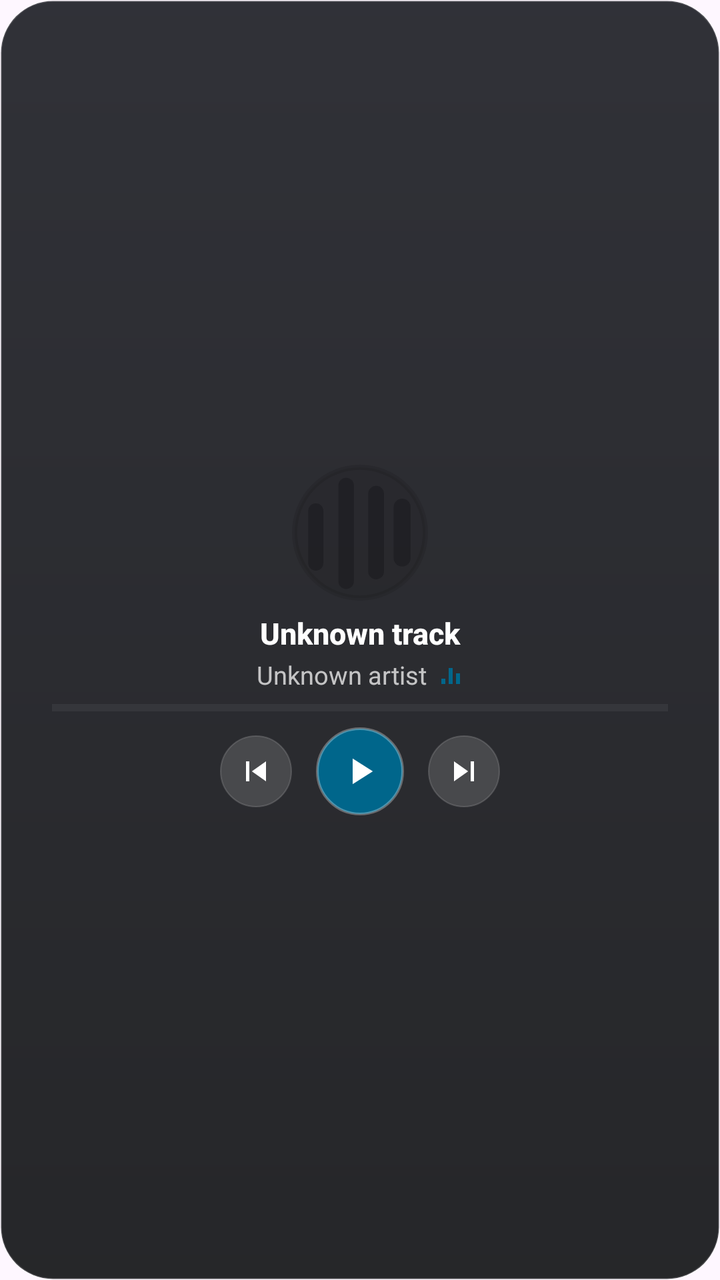
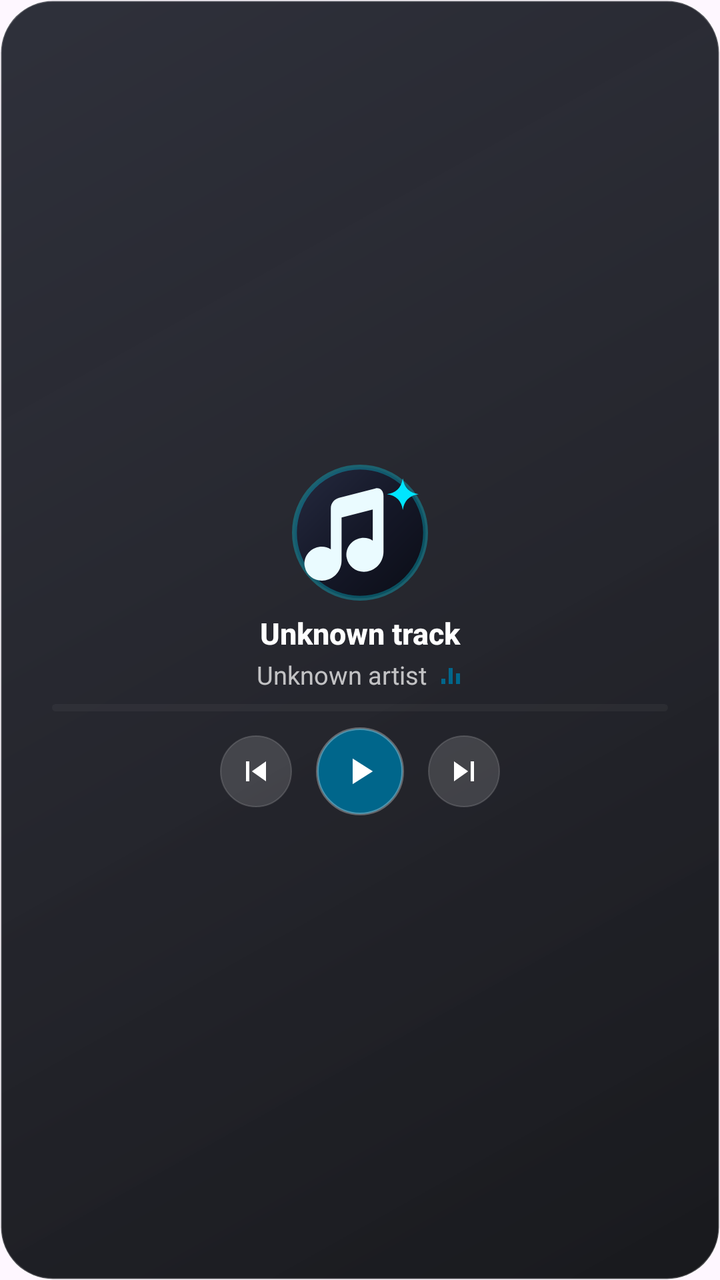

Screens rendered from an Android XML layout before and after an edit, with the pre-edit source and the edit as a unified diff.
<!-- AndroidManifest.xml: application theme Theme.NeonSong.Splash -->
<!-- res/layout/widget_obsidian_square.xml -->
<?xml version="1.0" encoding="utf-8"?>
<LinearLayout xmlns:android="http://schemas.android.com/apk/res/android"
    android:id="@+id/widget_root"
    android:layout_width="match_parent"
    android:layout_height="match_parent"
    android:background="@drawable/widget_obsidian_background"
    android:clipToOutline="true"
    android:gravity="center"
    android:orientation="vertical"
    android:paddingStart="14dp"
    android:paddingEnd="14dp"
    android:paddingTop="12dp"
    android:paddingBottom="12dp">

    
    <LinearLayout
        android:id="@+id/widget_empty_group"
        android:layout_width="match_parent"
        android:layout_height="wrap_content"
        android:gravity="center"
        android:orientation="vertical"
        android:visibility="gone">

        <ImageView
            android:id="@+id/widget_empty_icon"
            android:layout_width="56dp"
            android:layout_height="56dp"
            android:contentDescription="@null"
            android:src="@drawable/widget_art_placeholder" />

        <TextView
            android:id="@+id/widget_empty_title"
            android:layout_width="wrap_content"
            android:layout_height="wrap_content"
            android:layout_marginTop="8dp"
            android:ellipsize="end"
            android:fontFamily="sans-serif-medium"
            android:gravity="center"
            android:maxLines="1"
            android:text="@string/widget_obsidian_name"
            android:textColor="#FFFFFFFF"
            android:textSize="16sp"
            android:textStyle="bold" />

        <TextView
            android:id="@+id/widget_empty_sub"
            android:layout_width="wrap_content"
            android:layout_height="wrap_content"
            android:layout_marginTop="2dp"
            android:ellipsize="end"
            android:fontFamily="sans-serif"
            android:gravity="center"
            android:maxLines="1"
            android:text="@string/widget_obsidian_description"
            android:textColor="#B8FFFFFF"
            android:textSize="13sp" />
    </LinearLayout>

    
    <LinearLayout
        android:id="@+id/widget_content_group"
        android:layout_width="match_parent"
        android:layout_height="match_parent"
        android:gravity="center"
        android:orientation="vertical">

        
        <ImageView
            android:id="@+id/widget_art"
            android:layout_width="68dp"
            android:layout_height="68dp"
            android:contentDescription="@null"
            android:scaleType="centerCrop"
            android:src="@drawable/widget_art_placeholder" />

        
        <TextView
            android:id="@+id/widget_title"
            android:layout_width="match_parent"
            android:layout_height="wrap_content"
            android:layout_marginTop="6dp"
            android:ellipsize="end"
            android:fontFamily="sans-serif-medium"
            android:gravity="center"
            android:maxLines="1"
            android:text="Unknown track"
            android:textColor="#FFFFFFFF"
            android:textSize="15sp"
            android:textStyle="bold" />

        
        <LinearLayout
            android:layout_width="match_parent"
            android:layout_height="wrap_content"
            android:layout_marginTop="2dp"
            android:gravity="center"
            android:orientation="horizontal">

            <TextView
                android:id="@+id/widget_subtitle"
                android:layout_width="wrap_content"
                android:layout_height="wrap_content"
                android:ellipsize="end"
                android:fontFamily="sans-serif"
                android:gravity="center"
                android:maxLines="1"
                android:text="Unknown artist"
                android:textColor="#B8FFFFFF"
                android:textSize="12.5sp" />

            <LinearLayout
                android:id="@+id/widget_eq_group"
                android:layout_width="wrap_content"
                android:layout_height="wrap_content"
                android:layout_marginStart="6dp"
                android:gravity="center_vertical"
                android:orientation="horizontal">

                <ImageView
                    android:id="@+id/widget_eq_icon"
                    android:layout_width="12dp"
                    android:layout_height="12dp"
                    android:contentDescription="@null"
                    android:src="@drawable/widget_eq_frame_0" />
            </LinearLayout>

            <TextView
                android:id="@+id/widget_state"
                android:layout_width="0dp"
                android:layout_height="0dp"
                android:visibility="gone" />
        </LinearLayout>

        
        <LinearLayout
            android:id="@+id/widget_progress_row"
            android:layout_width="match_parent"
            android:layout_height="wrap_content"
            android:layout_marginStart="12dp"
            android:layout_marginTop="6dp"
            android:layout_marginEnd="12dp"
            android:gravity="center_vertical"
            android:orientation="horizontal">

            <ProgressBar
                android:id="@+id/widget_progress"
                style="?android:attr/progressBarStyleHorizontal"
                android:layout_width="match_parent"
                android:layout_height="3.5dp"
                android:max="1000"
                android:progress="0"
                android:progressBackgroundTint="#33FFFFFF"
                android:progressTint="@color/widget_primary" />
        </LinearLayout>

        
        <LinearLayout
            android:id="@+id/widget_controls_group"
            android:layout_width="wrap_content"
            android:layout_height="wrap_content"
            android:layout_marginTop="8dp"
            android:gravity="center_vertical"
            android:orientation="horizontal">

            <ImageButton
                android:id="@+id/widget_prev"
                android:layout_width="36dp"
                android:layout_height="36dp"
                android:background="@drawable/widget_obsidian_button"
                android:contentDescription="@string/desc_previous"
                android:padding="8dp"
                android:scaleType="fitCenter"
                android:src="@drawable/ic_widget_skip_previous"
                android:tint="#FFFFFFFF" />

            <FrameLayout
                android:id="@+id/widget_play_pause_container"
                android:layout_width="44dp"
                android:layout_height="44dp"
                android:layout_marginStart="12dp"
                android:layout_marginEnd="12dp"
                android:background="@drawable/widget_obsidian_play">

                <ImageView
                    android:id="@+id/widget_play_pause"
                    android:layout_width="22dp"
                    android:layout_height="22dp"
                    android:layout_gravity="center"
                    android:contentDescription="@string/desc_play_pause"
                    android:src="@drawable/ic_widget_play"
                    android:tint="@color/widget_on_primary" />
            </FrameLayout>

            <FrameLayout
                android:id="@+id/widget_next_container"
                android:layout_width="36dp"
                android:layout_height="36dp"
                android:background="@drawable/widget_obsidian_button">

                <ImageButton
                    android:id="@+id/widget_next"
                    android:layout_width="match_parent"
                    android:layout_height="match_parent"
                    android:background="@android:color/transparent"
                    android:contentDescription="@string/desc_next"
                    android:padding="8dp"
                    android:scaleType="fitCenter"
                    android:src="@drawable/ic_widget_skip_next"
                    android:tint="#FFFFFFFF" />
            </FrameLayout>
        </LinearLayout>
    </LinearLayout>
</LinearLayout>
<!-- resources referenced by this layout -->
<resources>
  <color name="widget_on_primary">#FF000000</color>
  <color name="widget_primary">#FF00E5FF</color>
  <!-- drawable widget_art_placeholder (drawable) -->
  <?xml version="1.0" encoding="utf-8"?>
  <layer-list xmlns:android="http://schemas.android.com/apk/res/android">
      <item>
          <shape android:shape="rectangle">
              <corners android:radius="14dp" />
              <solid android:color="@color/widget_surface_variant" />
              <stroke
                  android:width="1dp"
                  android:color="@color/widget_hairline" />
          </shape>
      </item>
      <item
          android:width="26dp"
          android:height="26dp"
          android:gravity="center"
          android:drawable="@drawable/ic_widget_logo_mark" />
  </layer-list>
  <!-- drawable widget_obsidian_background (drawable) -->
  <?xml version="1.0" encoding="utf-8"?>
  <shape xmlns:android="http://schemas.android.com/apk/res/android"
      android:shape="rectangle">
      <corners android:radius="26dp" />
      <gradient
          android:angle="270"
          android:startColor="#E61A1B22"
          android:endColor="#E60E0F12"
          android:type="linear" />
      <stroke
          android:width="1dp"
          android:color="#26FFFFFF" />
  </shape>
  <string name="desc_next">Next</string>
  <string name="desc_play_pause">Play or pause</string>
  <string name="desc_previous">Previous</string>
  <string name="widget_obsidian_description">Frosted obsidian glass player with translucent depth and crystal rim</string>
  <string name="widget_obsidian_name">Neon Song Obsidian Glass</string>
  <color name="widget_surface_variant">#14000000</color>
  <color name="widget_hairline">#1A000000</color>
  <!-- drawable ic_widget_logo_mark (drawable) -->
  <vector xmlns:android="http://schemas.android.com/apk/res/android"
      android:width="24dp"
      android:height="24dp"
      android:viewportWidth="108"
      android:viewportHeight="108">
      <path
          android:fillColor="@color/widget_on_surface_variant"
          android:pathData="M12.92,36.47 A5.99,5.99 0 0 1 24.89,36.47 L24.89,78.39 A5.99,5.99 0 0 1 12.92,78.39 Z" />
      <path
          android:fillColor="@color/widget_on_surface_variant"
          android:pathData="M36.86,16.58 A6.14,6.14 0 0 1 49.15,16.58 L49.15,92.58 A6.14,6.14 0 0 1 36.86,92.58 Z" />
      <path
          android:fillColor="@color/widget_on_surface_variant"
          android:pathData="M60.54,23.12 A6.25,6.25 0 0 1 73.04,23.12 L73.04,84.82 A6.25,6.25 0 0 1 60.54,84.82 Z" />
      <path
          android:fillColor="@color/widget_on_surface_variant"
          android:pathData="M80.74,33.72 A6.72,6.72 0 0 1 94.18,33.72 L94.18,74.17 A6.72,6.72 0 0 1 80.74,74.17 Z" />
  </vector>
  <color name="widget_eq_bar">#FF00E5FF</color>
  <color name="splash_background">#FF100F0F</color>
  <!-- drawable neon_song_splash_art (drawable) -->
  <?xml version="1.0" encoding="utf-8"?>
  <bitmap xmlns:android="http://schemas.android.com/apk/res/android"
      android:src="@drawable/beru_icon_3d"
      android:gravity="fill" />
  <color name="widget_on_surface_variant">#8A1A1A1E</color>
  <!-- unchanged entries left out for length: 10 -->
</resources>

<!-- the commit's change to res/layout/widget_obsidian_square.xml (unified diff, before → after) -->
@@ -23,9 +23,10 @@
 
         <ImageView
             android:id="@+id/widget_empty_icon"
-            android:layout_width="56dp"
-            android:layout_height="56dp"
+            android:layout_width="58dp"
+            android:layout_height="58dp"
             android:contentDescription="@null"
+            android:scaleType="centerCrop"
             android:src="@drawable/widget_art_placeholder" />
 
         <TextView
@@ -150,6 +151,7 @@
                 android:max="1000"
                 android:progress="0"
                 android:progressBackgroundTint="#33FFFFFF"
+                android:progressDrawable="@drawable/widget_progress_bar"
                 android:progressTint="@color/widget_primary" />
         </LinearLayout>
 
<!-- resource entries referenced after the edit -->
@@ -7,16 +7,21 @@
   <layer-list xmlns:android="http://schemas.android.com/apk/res/android">
       <item>
           <shape android:shape="rectangle">
-              <corners android:radius="14dp" />
-              <solid android:color="@color/widget_surface_variant" />
+              <corners android:radius="18dp" />
+              <gradient
+                  android:angle="315"
+                  android:startColor="#FF252A3F"
+                  android:centerColor="#FF151828"
+                  android:endColor="#FF0B0D16"
+                  android:type="linear" />
               <stroke
                   android:width="1dp"
-                  android:color="@color/widget_hairline" />
+                  android:color="#4D00E5FF" />
           </shape>
       </item>
       <item
-          android:width="26dp"
-          android:height="26dp"
+          android:width="28dp"
+          android:height="28dp"
           android:gravity="center"
           android:drawable="@drawable/ic_widget_logo_mark" />
   </layer-list>
@@ -26,39 +31,52 @@
       android:shape="rectangle">
       <corners android:radius="26dp" />
       <gradient
-          android:angle="270"
-          android:startColor="#E61A1B22"
-          android:endColor="#E60E0F12"
+          android:angle="315"
+          android:startColor="#EC1E202B"
+          android:centerColor="#EB13141C"
+          android:endColor="#F00A0B0F"
           android:type="linear" />
       <stroke
-          android:width="1dp"
-          android:color="#26FFFFFF" />
+          android:width="1.1dp"
+          android:color="#33FFFFFF" />
   </shape>
+  <!-- drawable widget_progress_bar (drawable) -->
+  <?xml version="1.0" encoding="utf-8"?>
+  <layer-list xmlns:android="http://schemas.android.com/apk/res/android">
+      <item android:id="@android:id/background">
+          <shape android:shape="rectangle">
+              <corners android:radius="100dp" />
+              <solid android:color="#30FFFFFF" />
+          </shape>
+      </item>
+      <item android:id="@android:id/progress">
+          <clip>
+              <shape android:shape="rectangle">
+                  <corners android:radius="100dp" />
+                  <solid android:color="#FFFFFFFF" />
+              </shape>
+          </clip>
+      </item>
+  </layer-list>
   <string name="desc_next">Next</string>
   <string name="desc_play_pause">Play or pause</string>
   <string name="desc_previous">Previous</string>
   <string name="widget_obsidian_description">Frosted obsidian glass player with translucent depth and crystal rim</string>
   <string name="widget_obsidian_name">Neon Song Obsidian Glass</string>
-  <color name="widget_surface_variant">#14000000</color>
-  <color name="widget_hairline">#1A000000</color>
   <!-- drawable ic_widget_logo_mark (drawable) -->
+  <?xml version="1.0" encoding="utf-8"?>
   <vector xmlns:android="http://schemas.android.com/apk/res/android"
-      android:width="24dp"
-      android:height="24dp"
-      android:viewportWidth="108"
-      android:viewportHeight="108">
+      android:width="28dp"
+      android:height="28dp"
+      android:viewportWidth="24"
+      android:viewportHeight="24">
+      
       <path
-          android:fillColor="@color/widget_on_surface_variant"
-          android:pathData="M12.92,36.47 A5.99,5.99 0 0 1 24.89,36.47 L24.89,78.39 A5.99,5.99 0 0 1 12.92,78.39 Z" />
+          android:fillColor="#FFEAFBFF"
+          android:pathData="M14.7,4.2 L8.3,5.85 C7.45,6.06 6.85,6.82 6.85,7.7 L6.85,14.95 C6.25,14.55 5.5,14.38 4.7,14.52 C3.02,14.82 1.92,16.4 2.26,18.02 C2.6,19.65 4.2,20.72 5.88,20.4 C7.58,20.08 8.75,18.62 8.75,16.88 L8.75,9.32 L14.25,7.9 L14.25,13.4 C13.65,13.0 12.9,12.83 12.1,12.97 C10.42,13.27 9.32,14.85 9.66,16.47 C10.0,18.1 11.6,19.17 13.28,18.85 C14.98,18.53 16.15,17.07 16.15,15.33 L16.15,5.55 C16.15,4.55 15.52,4.0 14.7,4.2 Z" />
       <path
-          android:fillColor="@color/widget_on_surface_variant"
-          android:pathData="M36.86,16.58 A6.14,6.14 0 0 1 49.15,16.58 L49.15,92.58 A6.14,6.14 0 0 1 36.86,92.58 Z" />
-      <path
-          android:fillColor="@color/widget_on_surface_variant"
-          android:pathData="M60.54,23.12 A6.25,6.25 0 0 1 73.04,23.12 L73.04,84.82 A6.25,6.25 0 0 1 60.54,84.82 Z" />
-      <path
-          android:fillColor="@color/widget_on_surface_variant"
-          android:pathData="M80.74,33.72 A6.72,6.72 0 0 1 94.18,33.72 L94.18,74.17 A6.72,6.72 0 0 1 80.74,74.17 Z" />
+          android:fillColor="#FF00E5FF"
+          android:pathData="M19.55,2.4 Q19.9,4.85 22.35,5.2 Q19.9,5.55 19.55,8.0 Q19.2,5.55 16.75,5.2 Q19.2,4.85 19.55,2.4 Z" />
   </vector>
   <color name="widget_eq_bar">#FF00E5FF</color>
   <color name="splash_background">#FF100F0F</color>
@@ -67,7 +85,6 @@
   <bitmap xmlns:android="http://schemas.android.com/apk/res/android"
       android:src="@drawable/beru_icon_3d"
       android:gravity="fill" />
-  <color name="widget_on_surface_variant">#8A1A1A1E</color>
   <!-- unchanged entries left out for length: 10 -->
 </resources>
 
